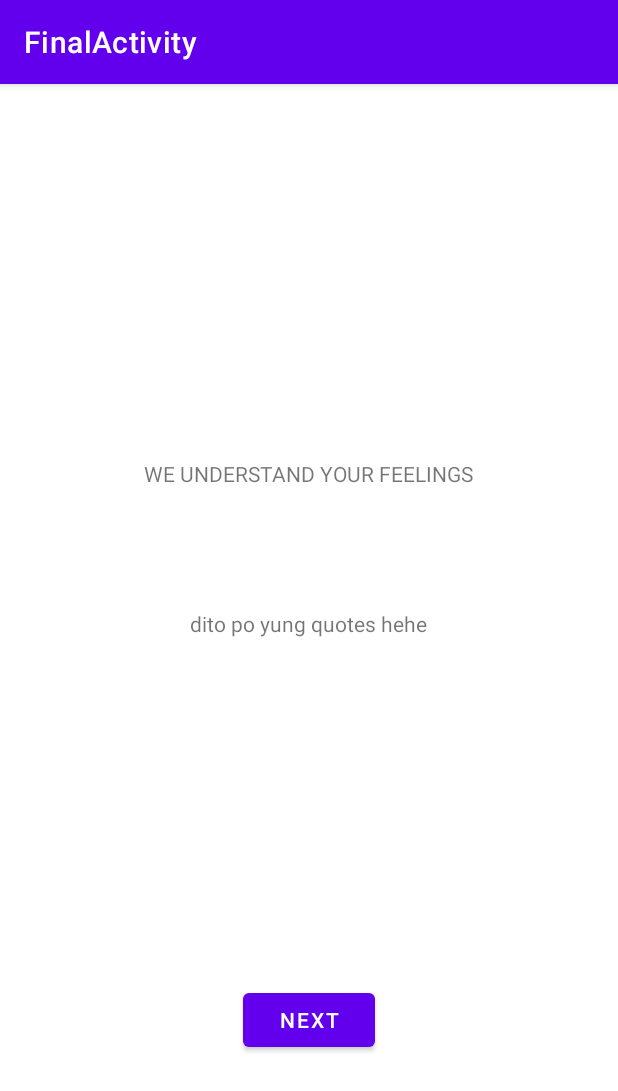
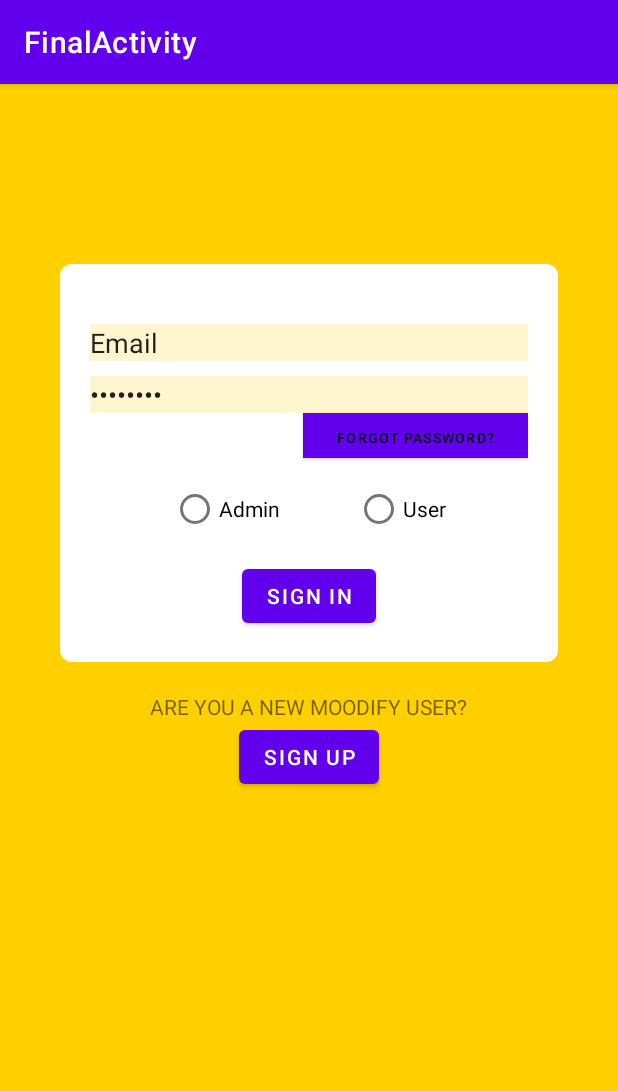
Before and after one commit to spadedev/Moodify, an Android app: the screen it shows after launch (QuotesActivity before the commit, StartActivity after it), on a phone screen of 412 x 824 dp. Shown: the top 1091 px of the screen. Run offline under Robolectric (Android 15) with nearby library versions, the phone set to English and light mode, and no system bars.

Commit message:
june 23, 2022

```diff
--- a/app/src/main/java/com/example/finalactivity/MoodChartActivity.java
+++ b/app/src/main/java/com/example/finalactivity/MoodChartActivity.java
@@ -15,6 +15,8 @@ public class MoodChartActivity extends AppCompatActivity {
     protected void onCreate(Bundle savedInstanceState) {
         super.onCreate(savedInstanceState);
         setContentView(R.layout.activity_mood_chart);
+
+
 
         BottomNavigationView bottomNavigationView = findViewById(R.id.bottom_navigation);
         bottomNavigationView.setSelectedItemId(R.id.moodchart);
--- /dev/null
+++ b/app/src/main/java/com/example/finalactivity/StartActivity.java
@@ -0,0 +1,52 @@
+package com.example.finalactivity;
+
+import androidx.appcompat.app.AppCompatActivity;
+
+import android.content.Intent;
+import android.os.Bundle;
+import android.view.View;
+import android.widget.ArrayAdapter;
+import android.widget.Button;
+import android.widget.CheckBox;
+import android.widget.EditText;
+import android.widget.RadioButton;
+
+public class StartActivity extends AppCompatActivity {
+
+    EditText _input_email, _input_password;
+    Button _button_signin, _button_signup;
+    RadioButton _radioButton_admin, _radioButton_user;
+
+    @Override
+    protected void onCreate(Bundle savedInstanceState) {
+        super.onCreate(savedInstanceState);
+        setContentView(R.layout.activity_start);
+        _input_email = (EditText)findViewById(R.id.input_email);
+        _input_password = (EditText)findViewById(R.id.input_password);
+        _button_signin = (Button)findViewById(R.id.button_signin);
+        _button_signup = (Button)findViewById(R.id.button_signup);
+        _radioButton_admin = (RadioButton)findViewById(R.id.radioButton_admin);
+        _radioButton_user = (RadioButton)findViewById(R.id.radioButton_user);
+
+        _button_signin.setOnClickListener(new View.OnClickListener(){
+            @Override
+            public void onClick(View v){
+                if(_radioButton_admin.isChecked()){
+                    Intent intent = new Intent(StartActivity.this, AdminActivity.class);
+                    startActivity(intent);
+                } else if (_radioButton_user.isChecked()) {
+                    Intent intent = new Intent(StartActivity.this, QuotesActivity.class);
+                    startActivity(intent);
+                }
+            }
+        });
+
+        _button_signup.setOnClickListener(new View.OnClickListener(){
+            @Override
+            public void onClick(View v){
+                Intent intent = new Intent(StartActivity.this, RegisterActivity.class);
+                startActivity(intent);
+            }
+        });
+    }
+}
--- a/app/src/main/res/layout/activity_journal.xml
+++ b/app/src/main/res/layout/activity_journal.xml
@@ -6,7 +6,6 @@
     android:layout_width="match_parent"
     android:layout_height="match_parent"
     tools:context=".JournalActivity">
-
 
     <TextView
         android:id="@+id/journaltitle"
@@ -31,7 +30,8 @@
         android:id="@+id/addnewjournalbtn"
         android:layout_above="@+id/bottom_navigation"/>
 
-    <com.google.android.material.bottomnavigation.BottomNavigationView
+
+<com.google.android.material.bottomnavigation.BottomNavigationView
         android:id="@+id/bottom_navigation"
         android:layout_width="match_parent"
         android:layout_height="wrap_content"
--- a/app/src/main/res/layout/activity_mood_chart.xml
+++ b/app/src/main/res/layout/activity_mood_chart.xml
@@ -25,4 +25,10 @@
         app:menu="@menu/menu_navigation"
         android:layout_alignParentBottom="true"/>
 
+    <CalendarView
+        android:id="@+id/calendarView"
+        android:layout_width="wrap_content"
+        android:layout_height="wrap_content"
+        android:layout_centerInParent="true" />
+
 </RelativeLayout>
--- /dev/null
+++ b/app/src/main/res/layout/activity_start.xml
@@ -0,0 +1,115 @@
+<?xml version="1.0" encoding="utf-8"?>
+<RelativeLayout xmlns:android="http://schemas.android.com/apk/res/android"
+    xmlns:app="http://schemas.android.com/apk/res-auto"
+    xmlns:tools="http://schemas.android.com/tools"
+    android:id="@+id/btn_"
+    android:layout_width="match_parent"
+    android:layout_height="match_parent"
+    android:background="#FED000"
+    android:padding="40dp"
+    tools:context=".StartActivity">
+
+    <ImageView
+        android:id="@+id/img_logo"
+        android:layout_width="wrap_content"
+        android:layout_height="wrap_content"
+        android:layout_centerHorizontal="true"
+        android:layout_marginTop="30dp"
+        android:layout_marginBottom="50dp"
+        tools:srcCompat="@tools:sample/avatars" />
+
+    <RelativeLayout
+        android:id="@+id/relativelayout2"
+        android:layout_width="wrap_content"
+        android:layout_height="wrap_content"
+        android:layout_below="@+id/img_logo"
+        android:background="@drawable/rounded_corner"
+        android:padding="20dp">
+
+        <EditText
+            android:id="@+id/input_email"
+            android:layout_width="wrap_content"
+            android:layout_height="wrap_content"
+            android:background="#30FED000"
+            android:layout_centerHorizontal="true"
+            android:layout_marginTop="20dp"
+            android:ems="30"
+            android:inputType="textEmailAddress"
+            android:text="Email" />
+
+        <EditText
+            android:id="@+id/input_password"
+            android:layout_width="wrap_content"
+            android:layout_height="wrap_content"
+            android:background="#30FED000"
+            android:layout_marginTop="10dp"
+            android:layout_below="@+id/input_email"
+            android:layout_centerHorizontal="true"
+            android:ems="20"
+            android:inputType="textPassword"
+            android:text="Password" />
+
+
+        <Button
+            android:id="@+id/button_forgotpass"
+            android:layout_width="150dp"
+            android:layout_height="30dp"
+            android:layout_below="@+id/input_password"
+            android:layout_alignParentRight="true"
+            android:background="@color/white"
+            android:text="forgot password?"
+            android:textColor="@color/black"
+            android:textSize="9dp" />
+
+        <Button
+            android:id="@+id/button_signin"
+            android:layout_width="wrap_content"
+            android:layout_height="wrap_content"
+            android:layout_below="@+id/radiogroup"
+            android:layout_centerHorizontal="true"
+            android:text="SIGN IN" />
+
+        <RadioGroup
+            android:id="@+id/radiogroup"
+            android:layout_width="wrap_content"
+            android:layout_height="wrap_content"
+            android:layout_below="@id/button_forgotpass"
+            android:orientation="horizontal"
+            android:padding="10dp"
+            android:layout_centerHorizontal="true">
+
+            <RadioButton
+                android:id="@+id/radioButton_admin"
+                android:layout_width="wrap_content"
+                android:layout_height="wrap_content"
+                android:text="Admin"
+                android:layout_marginRight="50dp"/>
+
+            <RadioButton
+                android:id="@+id/radioButton_user"
+                android:layout_width="wrap_content"
+                android:layout_height="wrap_content"
+                android:text="User"/>
+        </RadioGroup>
+
+
+    </RelativeLayout>
+
+    <TextView
+        android:id="@+id/textView"
+        android:layout_width="wrap_content"
+        android:layout_height="wrap_content"
+        android:text="ARE YOU A NEW MOODIFY USER?"
+        android:layout_marginTop="20dp"
+        android:layout_below="@+id/relativelayout2"
+        android:layout_centerHorizontal="true"/>
+
+    <Button
+        android:id="@+id/button_signup"
+        android:layout_width="wrap_content"
+        android:layout_height="wrap_content"
+        android:text="SIGN UP"
+        android:layout_below="@+id/textView"
+        android:layout_centerHorizontal="true"/>
+
+</RelativeLayout>
```
Also changed, not shown: app/src/main/AndroidManifest.xml (+15 -3 lines), app/src/main/java/com/example/finalactivity/AdminActivity.java (added, +14 -0 lines), app/src/main/java/com/example/finalactivity/EmotionsActivity.java (added, +14 -0 lines), app/src/main/java/com/example/finalactivity/RegisterActivity.java (added, +14 -0 lines), app/src/main/res/layout/activity_admin.xml (added, +17 -0 lines), app/src/main/res/layout/activity_covid.xml (+14 -1 lines), app/src/main/res/layout/activity_emotions.xml (added, +11 -0 lines), app/src/main/res/layout/activity_register.xml (added, +17 -0 lines).
